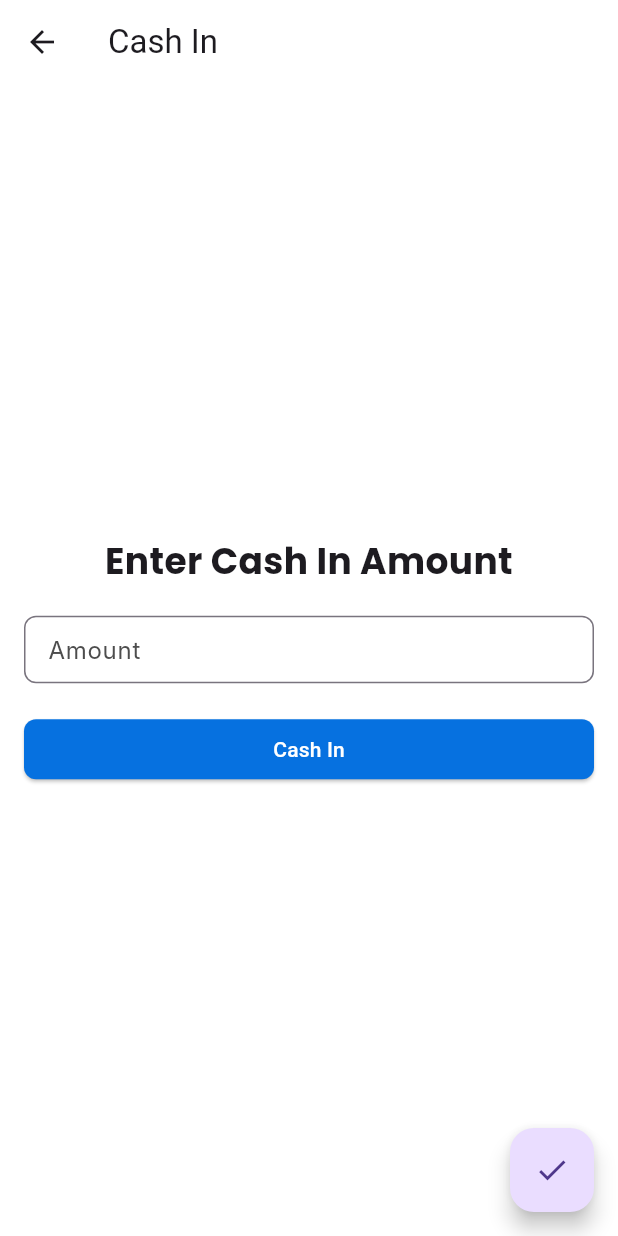
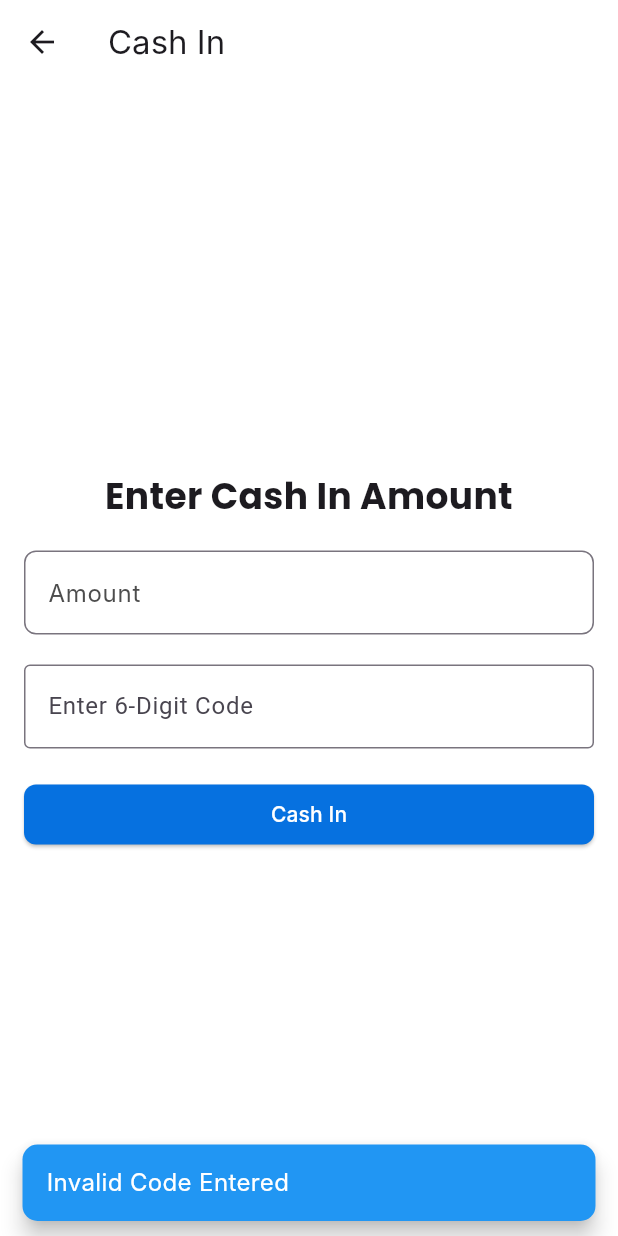
Before and after one commit to albertomarkallen/OneSync, a Flutter app: the CashInScreen screen opened directly, after a tap on "Cash In", on a phone screen of 412 x 824 dp. Run offline on Flutter 3.47's test engine with Material 3 defaults, Android fonts, the phone set to English and light mode, and no system bars; our stand-ins replace cloud_firestore, firebase_auth, firebase_core, firebase_database, firebase_storage, flutter_svg and 2 more; accounts and stored records are empty; Roboto replaces fonts that are missing (Inter).

Commit message:
[Feature][Ivaniel] - Added 6 Digit Code in Cash In Screen

```diff
--- a/OneSync (Customer)/lib/screens/Dashboard/cashIn_screen.dart
+++ b/OneSync (Customer)/lib/screens/Dashboard/cashIn_screen.dart
@@ -1,5 +1,4 @@
 import 'dart:math'; // Import to generate random codes
-
 import 'package:cloud_firestore/cloud_firestore.dart';
 import 'package:firebase_auth/firebase_auth.dart';
 import 'package:flutter/material.dart';
@@ -11,6 +10,8 @@ class CashInScreen extends StatefulWidget {
 
 class _CashInScreenState extends State<CashInScreen> {
   TextEditingController _amountController = TextEditingController();
+  TextEditingController _codeController =
+      TextEditingController(); // Controller for the 6-digit code
   bool _showConfirmation = false;
   String _confirmedAmount = '';
 
@@ -29,7 +30,7 @@ class _CashInScreenState extends State<CashInScreen> {
       backgroundColor: Colors.white,
       appBar: AppBar(
         backgroundColor: Colors.white,
-        title: Text('Cash In'),
+        title: Text('Cash In', style: TextStyle(fontFamily: 'Inter')),
       ),
       body: Padding(
         padding: const EdgeInsets.all(16.0),
@@ -47,10 +48,7 @@ class _CashInScreenState extends State<CashInScreen> {
               textAlign: TextAlign.center,
             ),
             SizedBox(height: 20),
-            SizedBox(
-              width: 345,
-              height: 45,
-              child: TextFormField(
+            TextFormField(
               controller: _amountController,
               decoration: InputDecoration(
                 labelText: "Amount",
@@ -69,32 +67,43 @@ class _CashInScreenState extends State<CashInScreen> {
                 ),
                 errorBorder: OutlineInputBorder(
                   borderRadius: BorderRadius.circular(8),
-                    borderSide:
-                        BorderSide(color: Colors.red), // Red border for error
-                  ),
-                  errorStyle: TextStyle(
-                    color: Colors
-                        .red, // Set the text color of the error message to red
-                    fontSize: 14, // Set the font size of the error message
-                    fontFamily:
-                        'Inter', // Set the font family of the error message
-                    fontWeight: FontWeight
-                        .w400, // Set the font weight of the error message
+                  borderSide: BorderSide(color: Colors.red),
                 ),
               ),
               keyboardType: TextInputType.number,
-                validator: (value) {
-                  if (value == null || value.isEmpty) {
-                    return 'Please enter an amount';
-                  }
-                  // Add additional validation if needed
-                  return null;
-                },
             ),
+            SizedBox(height: 20),
+            TextFormField(
+              controller: _codeController,
+              decoration: InputDecoration(
+                labelText: "Enter 6-Digit Code",
+                border: OutlineInputBorder(),
+                focusedBorder: OutlineInputBorder(
+                  borderSide: BorderSide(color: Colors.blue),
+                ),
+              ),
+              keyboardType: TextInputType.number,
             ),
             SizedBox(height: 20),
             ElevatedButton(
-              onPressed: () {
+              onPressed: () async {
+                bool isCodeValid = await _verifyCode(_codeController.text);
+                if (!isCodeValid) {
+                  ScaffoldMessenger.of(context).showSnackBar(
+                    SnackBar(
+                      content: Text('Invalid Code Entered',
+                          style: TextStyle(
+                              color: Colors.white,
+                              fontFamily: 'Inter',
+                              fontSize: 16)),
+                      backgroundColor: Colors.blue,
+                      behavior: SnackBarBehavior.floating,
+                      shape: RoundedRectangleBorder(
+                          borderRadius: BorderRadius.circular(10)),
+                    ),
+                  );
+                  return;
+                }
                 setState(() {
                   _showConfirmation = true;
                   _confirmedAmount = _amountController.text;
@@ -110,6 +119,7 @@ class _CashInScreenState extends State<CashInScreen> {
                 'Cash In',
                 style: TextStyle(
                     color: Colors.white, // Text color
+                    fontFamily: 'Inter' // Setting font family
                     ),
               ),
             ),
@@ -123,9 +133,23 @@ class _CashInScreenState extends State<CashInScreen> {
                     await _deductAmountFromBalance(int.parse(_confirmedAmount));
                 if (updatedBalance > 0) {
                   await _storeCashOutTransaction(int.parse(_confirmedAmount));
-                }
+                  await _updateCodeAfterCashIn(); // Update the 6-digit code after successful transaction
                   Navigator.pop(
                       context, updatedBalance); // Return the updated balance
+                  ScaffoldMessenger.of(context).showSnackBar(
+                    SnackBar(
+                      content: Text('Transaction successful, balance updated',
+                          style: TextStyle(
+                              color: Colors.white,
+                              fontFamily: 'Inter',
+                              fontSize: 16)),
+                      backgroundColor: Colors.green,
+                      behavior: SnackBarBehavior.floating,
+                      shape: RoundedRectangleBorder(
+                          borderRadius: BorderRadius.circular(10)),
+                    ),
+                  );
+                }
               },
               child: Icon(Icons.check),
             )
@@ -133,41 +157,79 @@ class _CashInScreenState extends State<CashInScreen> {
     );
   }
 
+  Future<bool> _verifyCode(String enteredCode) async {
+    try {
+      var codeDoc = await FirebaseFirestore.instance
+          .collection('Cash-In')
+          .doc('6 Digit Code')
+          .get();
+      String storedCode = codeDoc.data()?['Code'] as String;
+      return storedCode == enteredCode;
+    } catch (e) {
+      print('Error verifying code: $e');
+      return false;
+    }
+  }
+
+  Future<void> _updateCodeAfterCashIn() async {
+    String newCode =
+        Random.secure().nextInt(1000000).toString().padLeft(6, '0');
+    await FirebaseFirestore.instance
+        .collection('Cash-In')
+        .doc('6 Digit Code')
+        .update({
+      'Code': newCode,
+    });
+    print('New 6-digit code generated and stored: $newCode');
+  }
+
   Future<int> _deductAmountFromBalance(int amount) async {
     try {
       String currentUserId = await getCurrentUserId();
-
       final vendorDoc = await FirebaseFirestore.instance
           .collection('Student-Users')
           .doc(currentUserId)
           .get();
-
       if (!vendorDoc.exists) {
         print('Vendor not found');
         return 0;
       }
-
       int currentBalance = vendorDoc.get('Balance') ?? 0;
       int updatedBalance = currentBalance + amount;
-
       FirebaseFirestore db = FirebaseFirestore.instance;
-
       await db.collection('Student-Users').doc(currentUserId).update({
         'Balance': updatedBalance,
       });
-
       print('Amount deducted: $amount, Updated balance: $updatedBalance');
-      ScaffoldMessenger.of(context).showSnackBar(SnackBar(
-        content: Text('Amount added: $amount'),
-      ));
-
       return updatedBalance;
     } catch (e) {
       print('Error adding amount: $e');
-      ScaffoldMessenger.of(context).showSnackBar(SnackBar(
-        content: Text('Error adding amount. Please try again.'),
-      ));
       return 0;
+    }
+  }
+
+  Future<String> getCurrentUserId() async {
+    final user = FirebaseAuth.instance.currentUser;
+    if (user != null) {
+      return user.uid;
+    } else {
+      throw Exception('User not logged in');
+    }
+  }
+
+  Future<String> _fetchRfid(String userId) async {
+    try {
+      final rfidSnapshot = await FirebaseFirestore.instance
+          .collection('Student-Users')
+          .doc(userId)
+          .get();
+      if (rfidSnapshot.exists && rfidSnapshot.data() != null) {
+        return rfidSnapshot.data()!['rfid'] ?? '';
+      } else {
+        throw Exception('RFID not found for user');
+      }
+    } catch (e) {
+      throw Exception('Error fetching RFID: $e');
     }
   }
 
@@ -200,30 +262,4 @@ class _CashInScreenState extends State<CashInScreen> {
       print('Error storing cashout transaction: $e');
     }
   }
-
-  Future<String> getCurrentUserId() async {
-    final user = FirebaseAuth.instance.currentUser;
-    if (user != null) {
-      return user.uid;
-    } else {
-      throw Exception('User not logged in');
 }
-  }
-
-  Future<String> _fetchRfid(String userId) async {
-    try {
-      final rfidSnapshot = await FirebaseFirestore.instance
-          .collection('Student-Users')
-          .doc(userId)
-          .get();
-
-      if (rfidSnapshot.exists && rfidSnapshot.data() != null) {
-        return rfidSnapshot.data()!['rfid'] ?? '';
-      } else {
-        throw Exception('RFID not found for user');
-      }
-    } catch (e) {
-      throw Exception('Error fetching RFID: $e');
-    }
-  }
-}
```
Lines whose indentation alone changed are shown as unchanged.
